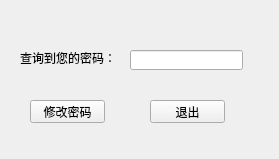
Old version of the form Deca/login/find_result.ui in the repository summerfll/wms.
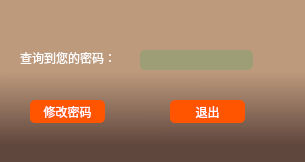
New version of the form.

Commit message: v2.12 美化登录界面

The edit to the form file:
```diff
--- a/Deca/login/find_result.ui
+++ b/Deca/login/find_result.ui
@@ -6,13 +6,16 @@
    <rect>
     <x>0</x>
     <y>0</y>
-    <width>279</width>
-    <height>159</height>
+    <width>305</width>
+    <height>162</height>
    </rect>
   </property>
   <property name="windowTitle">
    <string>Form</string>
   </property>
+  <property name="styleSheet">
+   <string notr="true">background-color: qlineargradient(spread:pad, x1:0.500273, y1:0.438, x2:0.500727, y2:0.909, stop:0 rgba(190, 154, 124, 255), stop:0.971591 rgba(96, 71, 62, 255));</string>
+  </property>
   <widget class="QLabel" name="label">
    <property name="geometry">
     <rect>
@@ -22,6 +25,12 @@
      <height>16</height>
     </rect>
    </property>
+   <property name="styleSheet">
+    <string notr="true">font: 75 10pt &quot;楷体&quot;;
+color: rgb(255, 255, 255);
+background-color:rgb(190, 154, 124, 255);
+</string>
+   </property>
    <property name="text">
     <string>查询到您的密码：</string>
    </property>
@@ -29,12 +38,18 @@
   <widget class="QLineEdit" name="lineEdit">
    <property name="geometry">
     <rect>
-     <x>130</x>
+     <x>140</x>
      <y>50</y>
      <width>113</width>
      <height>20</height>
     </rect>
    </property>
+   <property name="styleSheet">
+    <string notr="true">border-radius:5px;padding:2px 4px;
+font: 75 10pt &quot;楷体&quot;;
+background-color:rgb(158, 158, 118);
+color: rgb(255, 255, 255);</string>
+   </property>
   </widget>
   <widget class="QPushButton" name="pushButton">
    <property name="geometry">
@@ -45,6 +60,50 @@
      <height>23</height>
     </rect>
    </property>
+   <property name="styleSheet">
+    <string notr="true">
+QPushButton{  
+color:rgb(255, 255, 255);
+font: 75 10pt &quot;微软雅黑&quot;;
+border-style:solid;  
+background-color:rgb(255, 85, 0);
+border-radius:5px;padding:2px 4px;/*border-radius控制圆角大小*/  
+}  
+QPushButton:hover{  /*鼠标放上后*/  
+color:rgb(255, 255, 255);  
+min-height:20;  
+border-style:solid;  
+border-top-left-radius:2px;  
+border-top-right-radius:2px;  
+background-color:rgb(190, 154, 124, 255);
+border:1px;  
+border-radius:5px;padding:2px 4px;  
+}  
+QPushButton:pressed{ /*按下按钮后*/  
+color:rgb(255, 255, 255);  
+min-height:20;  
+border-style:solid;  
+border-top-left-radius:2px;  
+border-top-right-radius:2px;  
+background: qlineargradient(x1: 0, y1: 0, x2: 0, y2: 1, stop:0 rgb(226,236,241),   
+                            stop: 0.3 rgb(190,190,190),  
+                              stop: 1 rgb(160,160,160));  
+border:1px;  
+border-radius:5px;padding:2px 4px;  
+}  
+QPushButton:checked{    /*选中后*/  
+color:rgb(255, 255, 255);  
+min-height:20;  
+border-style:solid;  
+border-top-left-radius:2px;  
+border-top-right-radius:2px;  
+background: qlineargradient(x1: 0, y1: 0, x2: 0, y2: 1, stop:0 rgb(226,236,241),   
+                            stop: 0.3 rgb(190,190,190),  
+                              stop: 1 rgb(160,160,160));  
+border:1px;  
+border-radius:5px;padding:2px 4px;  
+}  </string>
+   </property>
    <property name="text">
     <string>修改密码</string>
    </property>
@@ -52,12 +111,56 @@
   <widget class="QPushButton" name="pushButton_2">
    <property name="geometry">
     <rect>
-     <x>150</x>
+     <x>170</x>
      <y>100</y>
      <width>75</width>
      <height>23</height>
     </rect>
    </property>
+   <property name="styleSheet">
+    <string notr="true">
+QPushButton{  
+color:rgb(255, 255, 255);
+font: 75 10pt &quot;微软雅黑&quot;;
+border-style:solid;  
+background-color:rgb(255, 85, 0);
+border-radius:5px;padding:2px 4px;/*border-radius控制圆角大小*/  
+}  
+QPushButton:hover{  /*鼠标放上后*/  
+color:rgb(255, 255, 255);  
+min-height:20;  
+border-style:solid;  
+border-top-left-radius:2px;  
+border-top-right-radius:2px;  
+background-color:rgb(190, 154, 124, 255);
+border:1px;  
+border-radius:5px;padding:2px 4px;  
+}  
+QPushButton:pressed{ /*按下按钮后*/  
+color:rgb(255, 255, 255);  
+min-height:20;  
+border-style:solid;  
+border-top-left-radius:2px;  
+border-top-right-radius:2px;  
+background: qlineargradient(x1: 0, y1: 0, x2: 0, y2: 1, stop:0 rgb(226,236,241),   
+                            stop: 0.3 rgb(190,190,190),  
+                              stop: 1 rgb(160,160,160));  
+border:1px;  
+border-radius:5px;padding:2px 4px;  
+}  
+QPushButton:checked{    /*选中后*/  
+color:rgb(255, 255, 255);  
+min-height:20;  
+border-style:solid;  
+border-top-left-radius:2px;  
+border-top-right-radius:2px;  
+background: qlineargradient(x1: 0, y1: 0, x2: 0, y2: 1, stop:0 rgb(226,236,241),   
+                            stop: 0.3 rgb(190,190,190),  
+                              stop: 1 rgb(160,160,160));  
+border:1px;  
+border-radius:5px;padding:2px 4px;  
+}  </string>
+   </property>
    <property name="text">
     <string>退出</string>
    </property>
```
The commit also changes 4 other files.
